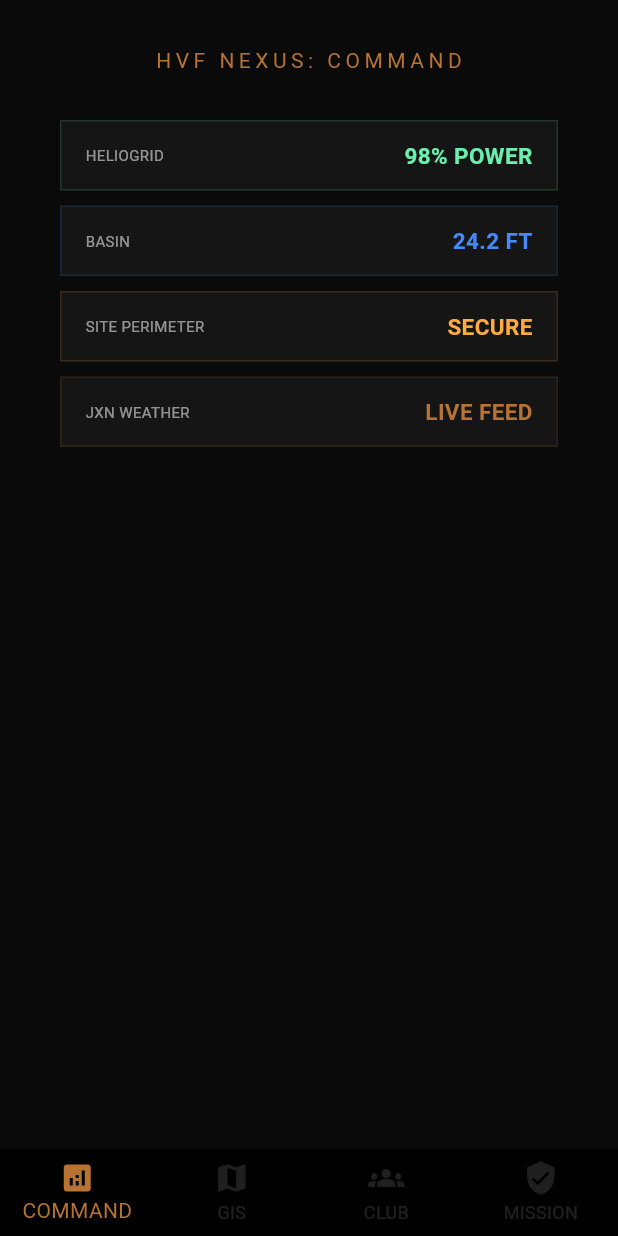
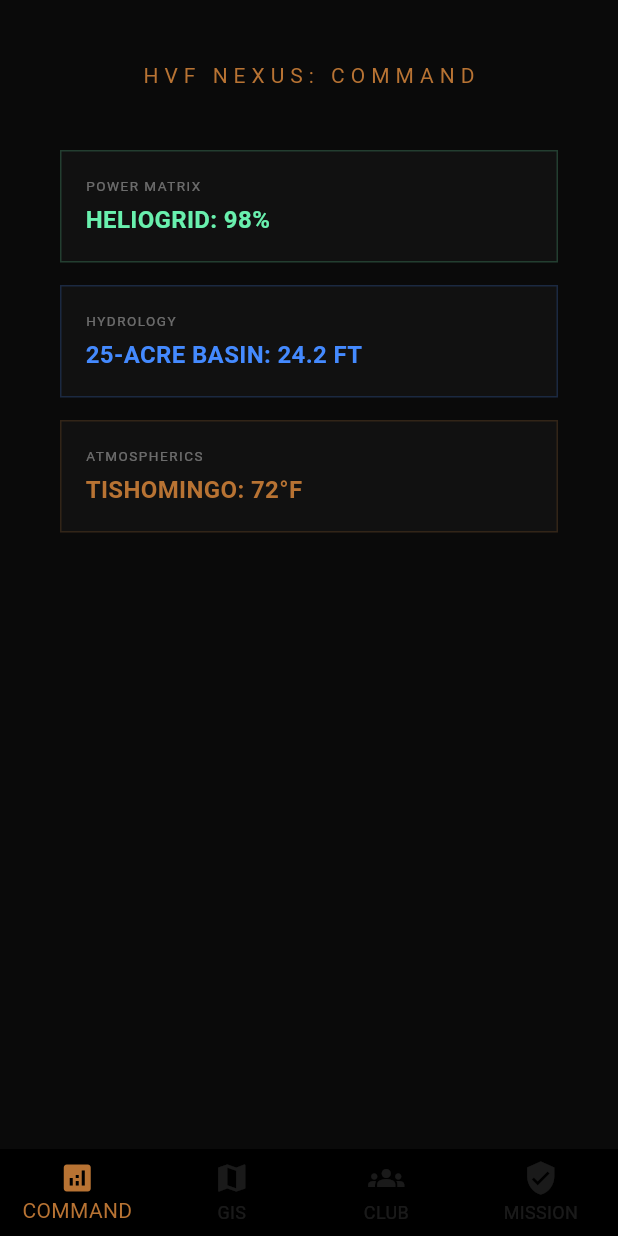
Before and after one commit to mrshumphrey3251-ai/HVF_NEXUS_CORE, a Flutter app: the NexusBase screen opened directly, on a phone screen of 412 x 824 dp. Run offline on Flutter 3.47's test engine with Material 3 defaults, Android fonts, the light colour scheme and no system bars.

Commit message:
Update main.dart

```diff
--- a/lib/main.dart
+++ b/lib/main.dart
@@ -9,7 +9,7 @@ class HVFNexus extends StatelessWidget {
     return MaterialApp(
       debugShowCheckedModeBanner: false,
       theme: ThemeData.dark().copyWith(
-        primaryColor: const Color(0xFFB87333), // Copper Accent
+        primaryColor: const Color(0xFFB87333),
         scaffoldBackgroundColor: const Color(0xFF0A0A0A),
       ),
       home: const ExecutiveGate(),
@@ -17,37 +17,38 @@ class HVFNexus extends StatelessWidget {
   }
 }
 
-// THE EXECUTIVE GATEWAY
-class ExecutiveGate extends StatefulWidget {
+class ExecutiveGate extends StatelessWidget {
   const ExecutiveGate({super.key});
-  @override
-  State<ExecutiveGate> createState() => _ExecutiveGateState();
-}
-
-class _ExecutiveGateState extends State<ExecutiveGate> {
-  void _unlockSystem() {
-    Navigator.pushReplacement(
-      context, MaterialPageRoute(builder: (context) => const NexusBase()));
-  }
 
   @override
   Widget build(BuildContext context) {
     return Scaffold(
-      body: Center(
-        child: Column(
-          mainAxisAlignment: MainAxisAlignment.center,
-          children: [
-            const Icon(Icons.security, color: Color(0xFFB87333), size: 60),
-            const SizedBox(height: 20),
-            const Text("HVF NEXUS CORE", style: TextStyle(letterSpacing: 4, fontWeight: FontWeight.bold)),
-            const Text("AUTHORIZED ACCESS ONLY", style: TextStyle(fontSize: 10, color: Colors.white24)),
-            const SizedBox(height: 40),
-            OutlinedButton(
-              style: OutlinedButton.styleFrom(side: const BorderSide(color: Color(0xFFB87333))),
-              onPressed: _unlockSystem,
-              child: const Text("INITIALIZE COMMAND", style: TextStyle(color: Colors.white)),
-            ),
-          ],
+      body: Container(
+        decoration: BoxDecoration(
+          border: Border.all(color: const Color(0xFFB87333).withOpacity(0.1), width: 20),
+        ),
+        child: Center(
+          child: Column(
+            mainAxisAlignment: MainAxisAlignment.center,
+            children: [
+              const Icon(Icons.shield_outlined, color: Color(0xFFB87333), size: 80),
+              const SizedBox(height: 30),
+              const Text("HVF NEXUS CORE", style: TextStyle(letterSpacing: 6, fontSize: 20, fontWeight: FontWeight.bold)),
+              const Text("PROPERTY OF HUMPHREY VIRTUAL FARMS LLC", style: TextStyle(fontSize: 8, color: Colors.white24, letterSpacing: 2)),
+              const SizedBox(height: 50),
+              GestureDetector(
+                onTap: () => Navigator.pushReplacement(context, MaterialPageRoute(builder: (context) => const NexusBase())),
+                child: Container(
+                  padding: const EdgeInsets.symmetric(horizontal: 40, vertical: 15),
+                  decoration: BoxDecoration(
+                    border: Border.all(color: const Color(0xFFB87333)),
+                    borderRadius: BorderRadius.circular(2),
+                  ),
+                  child: const Text("ENGAGE COMMAND", style: TextStyle(letterSpacing: 2, fontWeight: FontWeight.w300)),
+                ),
+              ),
+            ],
+          ),
         ),
       ),
     );
@@ -71,8 +72,8 @@ class _NexusBaseState extends State<NexusBase> {
       bottomNavigationBar: BottomNavigationBar(
         type: BottomNavigationBarType.fixed,
         backgroundColor: Colors.black,
-        selectedItemColor: const Color(0xFFB87333), // Copper
-        unselectedItemColor: Colors.white12,
+        selectedItemColor: const Color(0xFFB87333),
+        unselectedItemColor: Colors.white10,
         currentIndex: _selectedIndex,
         onTap: (index) => setState(() => _selectedIndex = index),
         items: const [
@@ -86,45 +87,46 @@ class _NexusBaseState extends State<NexusBase> {
   }
 }
 
-// REST OF THE VIEWS UPDATED WITH COPPER THEME
+// HUD VIEW (COMMAND)
 class CommandHUD extends StatelessWidget {
   const CommandHUD({super.key});
   @override
   Widget build(BuildContext context) {
     return Padding(
-      padding: const EdgeInsets.symmetric(horizontal: 40.0, vertical: 30.0),
+      padding: const EdgeInsets.all(40.0),
       child: Column(
+        crossAxisAlignment: CrossAxisAlignment.start,
         children: [
-          const Text("HVF NEXUS: COMMAND", style: TextStyle(fontSize: 14, letterSpacing: 3, color: Color(0xFFB87333))),
-          const SizedBox(height: 30),
-          _statusCard("HELIOGRID", "98% POWER", Colors.greenAccent),
-          const SizedBox(height: 10),
-          _statusCard("BASIN", "24.2 FT", Colors.blueAccent),
-          const SizedBox(height: 10),
-          _statusCard("SITE PERIMETER", "SECURE", Colors.orangeAccent),
-          const SizedBox(height: 10),
-          _statusCard("JXN WEATHER", "LIVE FEED", const Color(0xFFB87333)),
+          const Center(child: Text("HVF NEXUS: COMMAND", style: TextStyle(fontSize: 14, letterSpacing: 4, color: Color(0xFFB87333)))),
+          const SizedBox(height: 40),
+          _card("POWER MATRIX", "HELIOGRID: 98%", Colors.greenAccent),
+          const SizedBox(height: 15),
+          _card("HYDROLOGY", "25-ACRE BASIN: 24.2 FT", Colors.blueAccent),
+          const SizedBox(height: 15),
+          _card("ATMOSPHERICS", "TISHOMINGO: 72°F", const Color(0xFFB87333)),
         ],
       ),
     );
   }
 
-  Widget _statusCard(String title, String value, Color color) {
+  Widget _card(String label, String value, Color color) {
     return Container(
-      padding: const EdgeInsets.symmetric(horizontal: 16, vertical: 12),
-      decoration: BoxDecoration(color: const Color(0xFF151515), border: Border.all(color: color.withOpacity(0.15))),
-      child: Row(
-        mainAxisAlignment: MainAxisAlignment.spaceBetween,
+      width: double.infinity,
+      padding: const EdgeInsets.all(16),
+      decoration: BoxDecoration(color: const Color(0xFF111111), border: Border.all(color: color.withOpacity(0.2))),
+      child: Column(
+        crossAxisAlignment: CrossAxisAlignment.start,
         children: [
-          Text(title, style: const TextStyle(color: Colors.white54, fontSize: 10)),
-          Text(value, style: TextStyle(color: color, fontSize: 15, fontWeight: FontWeight.bold)),
+          Text(label, style: const TextStyle(fontSize: 9, color: Colors.white38, letterSpacing: 1)),
+          const SizedBox(height: 5),
+          Text(value, style: TextStyle(fontSize: 16, color: color, fontWeight: FontWeight.bold)),
         ],
       ),
     );
   }
 }
 
-// VIEWS 2, 3, 4 MAINTAINED AS PER BUILD 19...
-class SiteMapGIS extends StatelessWidget { const SiteMapGIS({super.key}); @override Widget build(BuildContext context) { return const Center(child: Text("SATELLITE ACTIVE", style: TextStyle(color: Color(0xFFB87333)))); } }
-class SocialClubPortal extends StatelessWidget { const SocialClubPortal({super.key}); @override Widget build(BuildContext context) { return const Center(child: Text("CLUB PORTAL", style: TextStyle(color: Color(0xFFB87333)))); } }
-class MissionIntel extends StatelessWidget { const MissionIntel({super.key}); @override Widget build(BuildContext context) { return const Center(child: Text("MISSION INTEL", style: TextStyle(color: Color(0xFFB87333)))); } }
+// PLACEHOLDERS FOR REMAINING TABS
+class SiteMapGIS extends StatelessWidget { const SiteMapGIS({super.key}); @override Widget build(BuildContext context) { return const Center(child: Text("GIS SATELLITE FEED", style: TextStyle(color: Color(0xFFB87333)))); } }
+class SocialClubPortal extends StatelessWidget { const SocialClubPortal({super.key}); @override Widget build(BuildContext context) { return const Center(child: Text("SOCIAL CLUB PORTAL", style: TextStyle(color: Color(0xFFB87333)))); } }
+class MissionIntel extends StatelessWidget { const MissionIntel({super.key}); @override Widget build(BuildContext context) { return const Center(child: Text("THE HUMPHREY CREED", style: TextStyle(color: Color(0xFFB87333)))); } }
```
